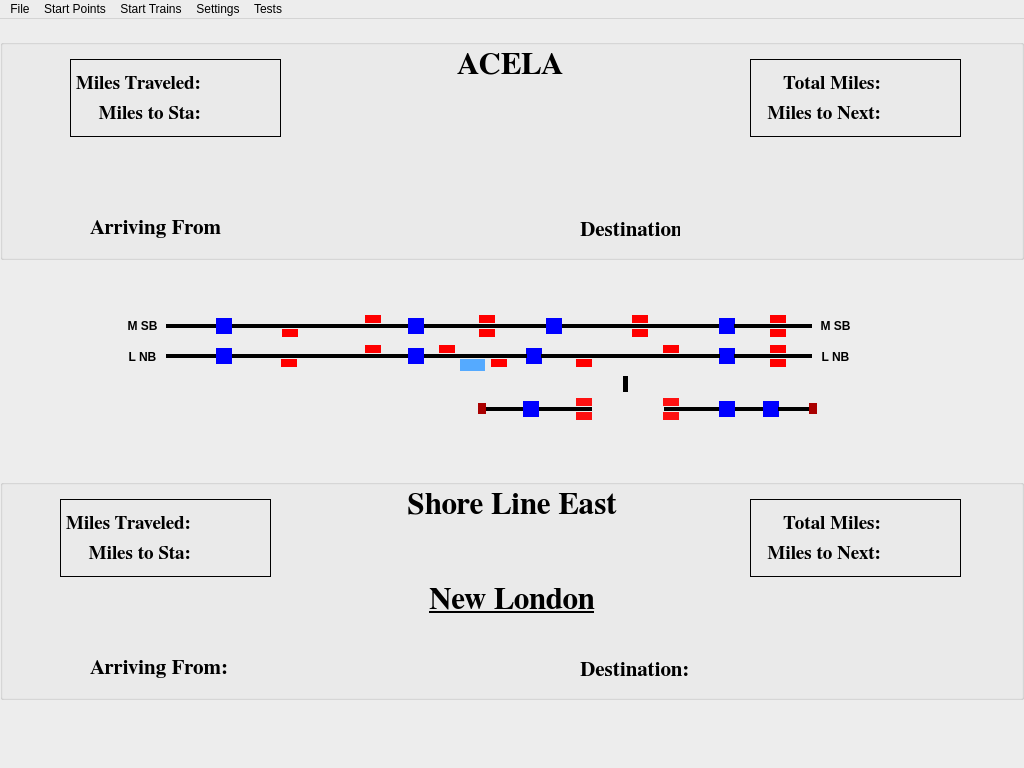
This is AI_Window.ui in prsaunders/AI_Train as Qt 5 draws it before an edit. The edited form follows.
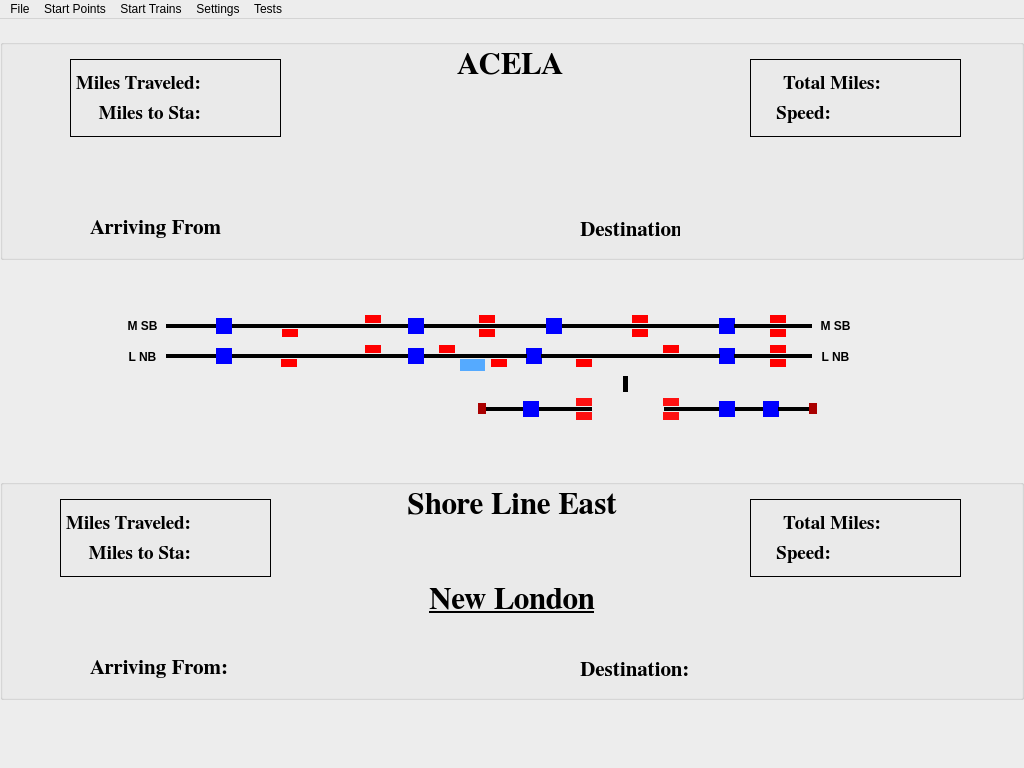
This is the edited form. Icons and pictures are not drawn.

Commit message: speed and direcction detection added for main and local

Patch:
```diff
--- a/AI_Window.ui
+++ b/AI_Window.ui
@@ -611,9 +611,9 @@
      <widget class="QLabel" name="label_7">
       <property name="geometry">
        <rect>
-        <x>0</x>
+        <x>20</x>
         <y>40</y>
-        <width>131</width>
+        <width>61</width>
         <height>28</height>
        </rect>
       </property>
@@ -627,7 +627,7 @@
        </font>
       </property>
       <property name="text">
-       <string>Miles to Next:</string>
+       <string>Speed:</string>
       </property>
       <property name="alignment">
        <set>Qt::AlignRight|Qt::AlignTrailing|Qt::AlignVCenter</set>
@@ -636,9 +636,9 @@
      <widget class="QLabel" name="lMilesToNext">
       <property name="geometry">
        <rect>
-        <x>130</x>
+        <x>100</x>
         <y>39</y>
-        <width>81</width>
+        <width>61</width>
         <height>28</height>
        </rect>
       </property>
@@ -1045,9 +1045,9 @@
      <widget class="QLabel" name="label_15">
       <property name="geometry">
        <rect>
-        <x>0</x>
+        <x>20</x>
         <y>40</y>
-        <width>131</width>
+        <width>61</width>
         <height>28</height>
        </rect>
       </property>
@@ -1061,7 +1061,7 @@
        </font>
       </property>
       <property name="text">
-       <string>Miles to Next:</string>
+       <string>Speed:</string>
       </property>
       <property name="alignment">
        <set>Qt::AlignRight|Qt::AlignTrailing|Qt::AlignVCenter</set>
@@ -1070,9 +1070,9 @@
      <widget class="QLabel" name="mMilesToNext">
       <property name="geometry">
        <rect>
-        <x>130</x>
+        <x>100</x>
         <y>39</y>
-        <width>81</width>
+        <width>61</width>
         <height>28</height>
        </rect>
       </property>
```
Left out of the diff: 4 changed lines with no effect on the pictures. The commit also changes 38 other files.
